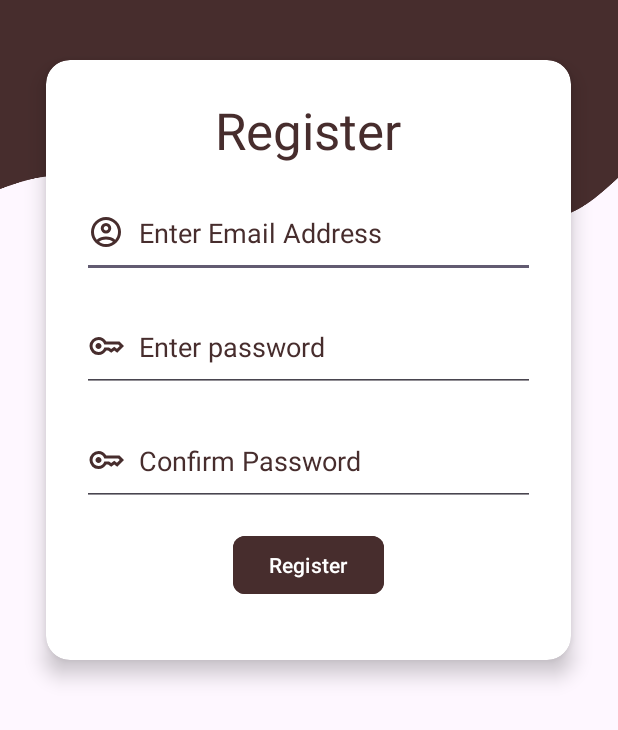
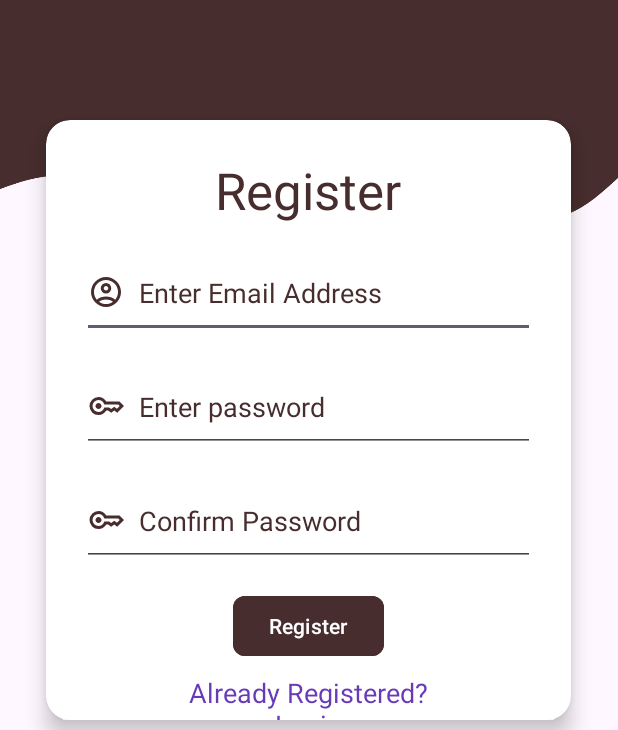
Before and after one commit to dineshnp03/coffeedelight, an Android app: the RegisterActivity screen opened directly, with no data from a screen before it, on a phone screen of 412 x 824 dp, the part 506-1236 px from its top. Run offline under Robolectric (Android 15) with nearby library versions, the light colour scheme and no system bars; our stand-ins replace Firebase (no records; nobody signed in at launch, a user with empty details on screens opened directly).

Commit message:
fixed design issue

```diff
--- a/app/src/main/res/layout/activity_register.xml
+++ b/app/src/main/res/layout/activity_register.xml
@@ -38,14 +38,13 @@
         android:id="@+id/cardView"
         android:layout_width="350dp"
         android:layout_height="400dp"
-        android:layout_marginTop="-40dp"
+        android:background="@color/white"
         app:cardCornerRadius="16dp"
-        app:cardElevation="8dp"
-        android:background="@color/white">
+        app:cardElevation="8dp">
 
         <LinearLayout
             android:layout_width="match_parent"
-            android:layout_height="match_parent"
+            android:layout_height="466dp"
             android:gravity="center_horizontal"
             android:orientation="vertical"
             android:padding="24dp">
@@ -64,52 +63,52 @@
                 android:layout_width="match_parent"
                 android:layout_height="60dp"
                 android:layout_marginBottom="16dp"
+                android:autofillHints="emailAddress"
                 android:drawableStart="@drawable/account"
                 android:drawablePadding="10dp"
                 android:drawableTint="@color/bg_color"
-                android:autofillHints="emailAddress"
                 android:hint="@string/enter_email"
-                android:textColorHint="@color/bg_color"
-                android:inputType="textEmailAddress" />
+                android:inputType="textEmailAddress"
+                android:textColorHint="@color/bg_color" />
 
             <EditText
                 android:id="@+id/textPasswordRegister"
                 android:layout_width="match_parent"
                 android:layout_height="60dp"
                 android:layout_marginBottom="16dp"
+                android:autofillHints="password"
                 android:drawableStart="@drawable/key_password"
                 android:drawablePadding="10dp"
                 android:drawableTint="@color/bg_color"
-                android:autofillHints="password"
                 android:hint="@string/enter_password"
-                android:textColorHint="@color/bg_color"
-                android:inputType="textPassword" />
+                android:inputType="textPassword"
+                android:textColorHint="@color/bg_color" />
 
             <EditText
                 android:id="@+id/textConfirmPasswordRegister"
                 android:layout_width="match_parent"
                 android:layout_height="60dp"
                 android:layout_marginBottom="16dp"
+                android:autofillHints="password"
                 android:drawableStart="@drawable/key_password"
                 android:drawablePadding="10dp"
                 android:drawableTint="@color/bg_color"
-                android:autofillHints="password"
                 android:hint="@string/confirm_password"
-                android:textColorHint="@color/bg_color"
-                android:inputType="textPassword" />
+                android:inputType="textPassword"
+                android:textColorHint="@color/bg_color" />
 
             <Button
                 android:id="@+id/btnRegister"
                 android:layout_width="wrap_content"
                 android:layout_height="wrap_content"
-                android:layout_marginBottom="16dp"
+                android:layout_marginBottom="8dp"
                 android:backgroundTint="@color/bg_color"
                 android:text="@string/register"
                 app:cornerRadius="8dp" />
 
             <TextView
                 android:id="@+id/linkRegister"
-                android:layout_width="wrap_content"
+                android:layout_width="170dp"
                 android:layout_height="wrap_content"
                 android:text="@string/already_registered_login"
                 android:textAlignment="center"
```
